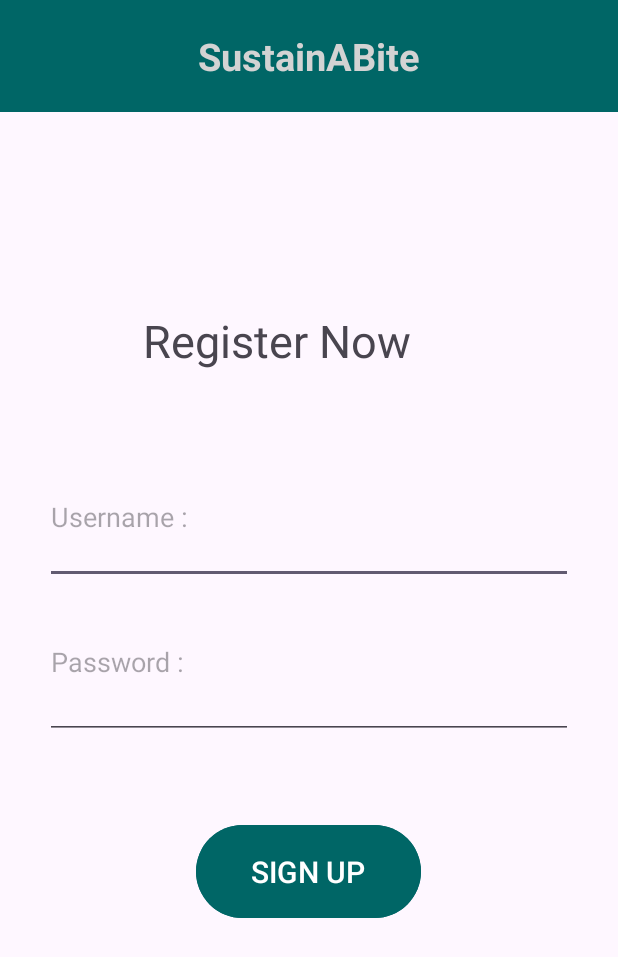
After one commit to anjalibhatkal/food-wastage-management-app, an Android app: the SignUpActivity screen opened directly, with no data from a screen before it, on a phone screen of 412 x 824 dp. The commit adds this screen. Shown: the top 957 px of the screen. Run offline under Robolectric (Android 15) with nearby library versions, the phone set to English and light mode, and no system bars.

Commit message:
Third commit

```diff
--- a/app/src/main/java/com/example/food_wastage_management/IntroActivity.java
+++ b/app/src/main/java/com/example/food_wastage_management/IntroActivity.java
@@ -47,7 +47,7 @@ public class IntroActivity extends AppCompatActivity {
                     // Handle "Get Started" logic here
                     nextButton.setText("Get Started");
                     // You can perform any action you want for "Get Started"
-                    Intent intent = new Intent(IntroActivity.this, MainActivity.class);
+                    Intent intent = new Intent(IntroActivity.this, SignUpActivity.class);
                     startActivity(intent);                }
                 updateButtonText(); // Update the button text again after click
             }
--- /dev/null
+++ b/app/src/main/java/com/example/food_wastage_management/SignUpActivity.java
@@ -0,0 +1,101 @@
+package com.example.food_wastage_management;
+
+import android.content.Intent;
+import android.os.Bundle;
+import android.view.View;
+import android.widget.Button;
+import android.widget.EditText;
+import android.widget.Toast;
+
+import androidx.appcompat.app.AppCompatActivity;
+
+import java.util.regex.Pattern;
+
+public class SignUpActivity extends AppCompatActivity {
+
+    private EditText usernameEditText, passwordEditText;
+    private Button signUpButton;
+
+    @Override
+    protected void onCreate(Bundle savedInstanceState) {
+        super.onCreate(savedInstanceState);
+        setContentView(R.layout.signup);
+
+        usernameEditText = findViewById(R.id.username);
+        passwordEditText = findViewById(R.id.password);
+        signUpButton = findViewById(R.id.signup);
+
+        signUpButton.setOnClickListener(new View.OnClickListener() {
+            @Override
+            public void onClick(View view) {
+                // Get user input for username and password
+                String username = usernameEditText.getText().toString();
+                String password = passwordEditText.getText().toString();
+
+                if (username.matches("")) {
+                    Toast.makeText(SignUpActivity.this, "Username cannot be empty", Toast.LENGTH_LONG).show();
+                    return;
+                }
+                if (!isvalidPassword(password)) {
+                    Toast.makeText(SignUpActivity.this, "Invalid Password", Toast.LENGTH_LONG).show();
+                    return;
+                }
+
+                // Add the user to your database (you can use your MyDatabaseHelper class)
+                boolean userAdded = addNewUser(username, password);
+
+                if (userAdded) {
+                    // Successful signup, navigate to the login activity
+                    Intent intent = new Intent(SignUpActivity.this, signIn.class);
+                    Toast.makeText(SignUpActivity.this, "Registration successful", Toast.LENGTH_LONG).show();
+
+                    startActivity(intent);
+                    finish(); // Finish the signup activity
+                } else {
+                    Toast.makeText(SignUpActivity.this, "Registration failed. Please try again.", Toast.LENGTH_LONG).show();
+                }
+            }
+        });
+    }
+
+    private boolean addNewUser(String username, String password) {
+        // Implement your logic to add a new user to the database
+        // Return true if the user is added successfully, false otherwise
+        MyDatabaseHelper dbHelper = new MyDatabaseHelper(this);
+        return dbHelper.addUser(username, password);
+    }
+
+    Pattern lowercase = Pattern.compile("^.[a-z].$");
+    Pattern uppercase = Pattern.compile("^.[A-Z].$");
+    Pattern number = Pattern.compile("^.[0-9].$");
+    Pattern special = Pattern.compile("^.[@#$%^&(){},.;/].*$");
+    private boolean isvalidPassword(String userpwd) {
+        // Check if the password has at least 8 characters
+        if (userpwd.length() < 8) {
+            return false;
+        }
+
+        // Check for at least one lowercase letter
+        if (!userpwd.matches(".*[a-z].*")) {
+            return false;
+        }
+
+        // Check for at least one uppercase letter
+        if (!userpwd.matches(".*[A-Z].*")) {
+            return false;
+        }
+
+        // Check for at least one digit
+        if (!userpwd.matches(".*\\d.*")) {
+            return false;
+        }
+
+        // Check for at least one special character from your specified set
+        if (!userpwd.matches(".*[@#$%^&(){},.;/].*")) {
+            return false;
+        }
+
+        return true;
+    }
+
+}
--- a/app/src/main/res/layout/activity_added.xml
+++ b/app/src/main/res/layout/activity_added.xml
@@ -137,6 +137,4 @@
         app:layout_constraintTop_toBottomOf="@+id/food_quantity"
         app:layout_constraintVertical_bias="0.114" />
 
-
-
 </androidx.constraintlayout.widget.ConstraintLayout>
--- /dev/null
+++ b/app/src/main/res/layout/signup.xml
@@ -0,0 +1,67 @@
+<?xml version="1.0" encoding="utf-8"?>
+<androidx.constraintlayout.widget.ConstraintLayout xmlns:android="http://schemas.android.com/apk/res/android"
+    xmlns:app="http://schemas.android.com/apk/res-auto"
+    xmlns:tools="http://schemas.android.com/tools"
+    android:layout_width="match_parent"
+    android:layout_height="match_parent"
+    android:orientation="vertical"
+    tools:context=".SignUpActivity">
+
+    <include
+        layout="@layout/layout_header"
+        android:layout_width="match_parent"
+        android:layout_height="wrap_content" />
+
+    <Button
+        android:id="@+id/signup"
+        android:layout_width="150dp"
+        android:layout_height="70dp"
+        android:backgroundTint="@color/gradientEnd"
+        android:text="SIGN UP"
+        android:textSize="20dp"
+        app:layout_constraintBottom_toBottomOf="parent"
+        app:layout_constraintEnd_toEndOf="parent"
+        app:layout_constraintHorizontal_bias="0.498"
+        app:layout_constraintStart_toStartOf="parent"
+        app:layout_constraintTop_toTopOf="parent"
+        app:layout_constraintVertical_bias="0.724" />
+
+    <TextView
+        android:layout_width="match_parent"
+        android:layout_height="wrap_content"
+        android:layout_marginStart="95dp"
+        android:layout_marginEnd="90dp"
+        android:text="Register Now"
+        android:textSize="30dp"
+        app:layout_constraintBottom_toBottomOf="parent"
+        app:layout_constraintEnd_toEndOf="parent"
+        app:layout_constraintHorizontal_bias="0.0"
+        app:layout_constraintStart_toStartOf="parent"
+        app:layout_constraintTop_toTopOf="parent"
+        app:layout_constraintVertical_bias="0.264" />
+
+    <EditText
+        android:id="@+id/username"
+        android:layout_width="match_parent"
+        android:layout_height="89dp"
+        android:layout_margin="30dp"
+        android:hint="Username : "
+        app:layout_constraintBottom_toBottomOf="parent"
+        app:layout_constraintEnd_toEndOf="parent"
+        app:layout_constraintStart_toStartOf="parent"
+        app:layout_constraintTop_toTopOf="parent"
+        app:layout_constraintVertical_bias="0.4" />
+
+    <EditText
+        android:id="@+id/password"
+        android:layout_width="match_parent"
+        android:layout_height="102dp"
+        android:layout_margin="30dp"
+        android:hint="Password : "
+        app:layout_constraintBottom_toBottomOf="parent"
+        app:layout_constraintEnd_toEndOf="parent"
+        app:layout_constraintStart_toStartOf="parent"
+        app:layout_constraintTop_toTopOf="parent"
+        app:layout_constraintVertical_bias="0.545" />
+
+</androidx.constraintlayout.widget.ConstraintLayout>
```
Also changed, not shown: app/src/main/AndroidManifest.xml (+10 -2 lines), app/src/main/java/com/example/food_wastage_management/MyDatabaseHelper.java (+36 -0 lines), app/src/main/java/com/example/food_wastage_management/signIn.java (added, +47 -0 lines), app/src/main/res/layout/activity_sign_in.xml (added, +69 -0 lines), app/src/main/java/com/example/food_wastage_management/IntroViewPagerAdapter.java (line endings or trailing spaces).
